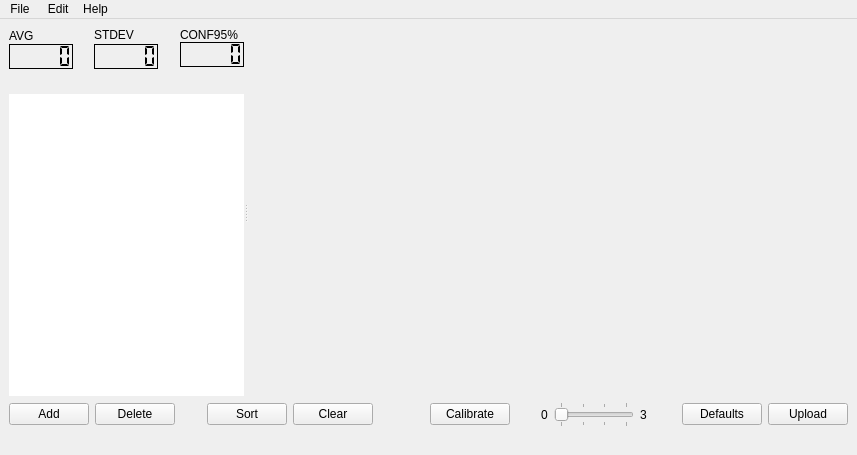
myTonino/Tonino-App, file src/ui/MainWindowUI.ui: the form before one commit.
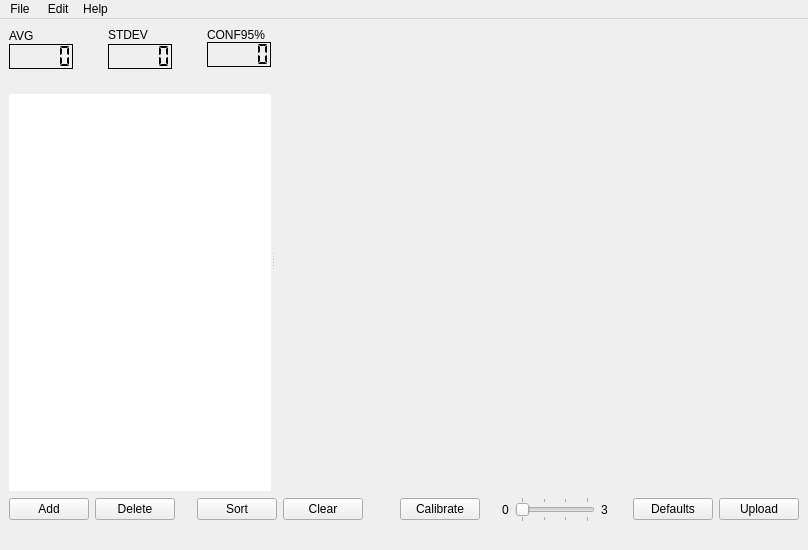
The form after the commit. Custom widgets are drawn as their Qt base class.

Diff of the .ui file:
```diff
--- a/src/ui/MainWindowUI.ui
+++ b/src/ui/MainWindowUI.ui
@@ -6,10 +6,16 @@
    <rect>
     <x>0</x>
     <y>0</y>
-    <width>857</width>
-    <height>455</height>
+    <width>808</width>
+    <height>550</height>
    </rect>
   </property>
+  <property name="minimumSize">
+   <size>
+    <width>0</width>
+    <height>550</height>
+   </size>
+  </property>
   <property name="windowTitle">
    <string notr="true">Tonino</string>
   </property>
@@ -452,7 +458,7 @@
        </property>
        <property name="minimumSize">
         <size>
-         <width>600</width>
+         <width>500</width>
          <height>300</height>
         </size>
        </property>
@@ -740,7 +746,7 @@
     <rect>
      <x>0</x>
      <y>0</y>
-     <width>971</width>
+     <width>808</width>
      <height>24</height>
     </rect>
    </property>
```
